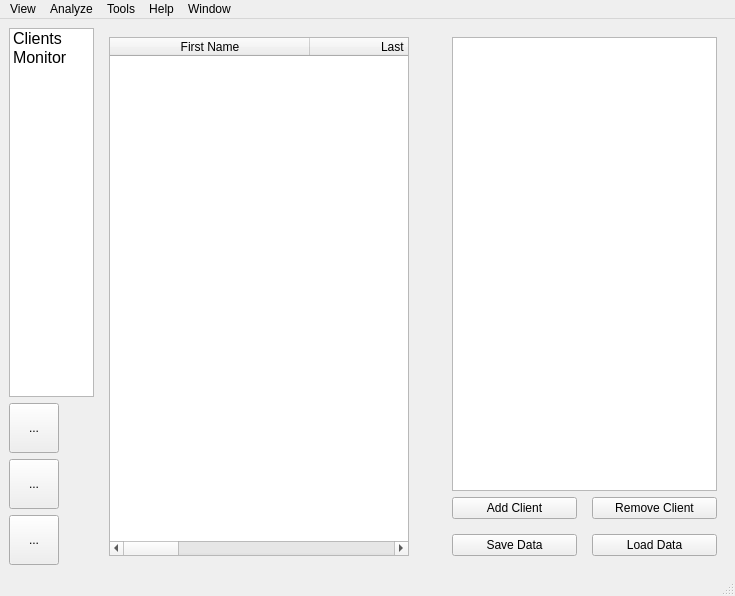
Above: rfid_security/mainwindow.ui from catan2001/SecureDoor-RFID before the change. Below: the same form after it.
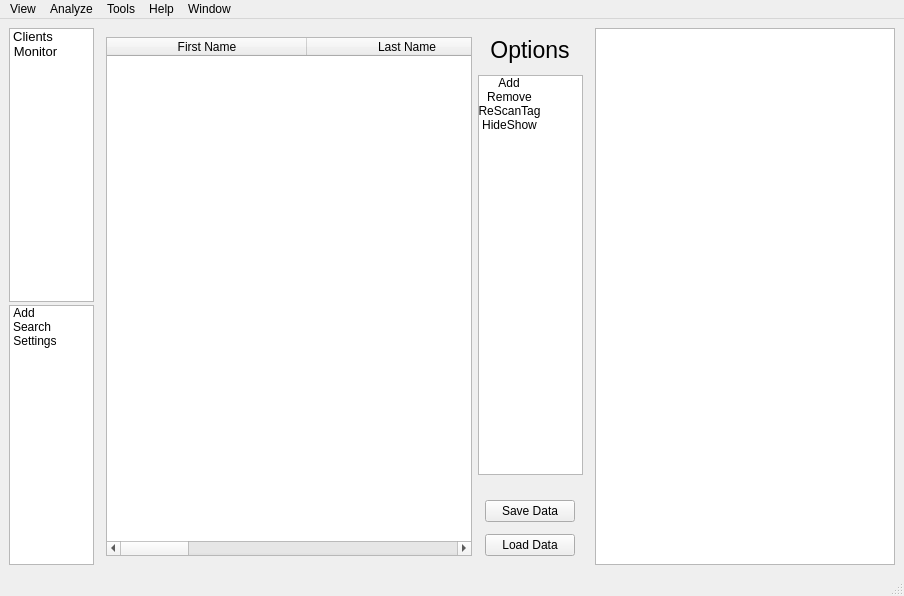
That is the form after the change. Icons and pictures are not drawn.

Commit message: Changed UI, Added new sidebar and functionalities

Patch:
```diff
--- a/rfid_security/mainwindow.ui
+++ b/rfid_security/mainwindow.ui
@@ -6,7 +6,7 @@
    <rect>
     <x>0</x>
     <y>0</y>
-    <width>735</width>
+    <width>904</width>
     <height>596</height>
    </rect>
   </property>
@@ -15,6 +15,18 @@
   </property>
   <widget class="QWidget" name="centralwidget">
    <layout class="QHBoxLayout" name="horizontalLayout_2">
+    <property name="spacing">
+     <number>3</number>
+    </property>
+    <property name="leftMargin">
+     <number>9</number>
+    </property>
+    <property name="rightMargin">
+     <number>9</number>
+    </property>
+    <property name="bottomMargin">
+     <number>9</number>
+    </property>
     <item>
      <layout class="QVBoxLayout" name="verticalLayout_12" stretch="1,0">
       <item>
@@ -31,37 +43,85 @@
         <property name="minimumSize">
          <size>
           <width>85</width>
-          <height>350</height>
+          <height>250</height>
          </size>
         </property>
         <property name="maximumSize">
          <size>
-          <width>70</width>
+          <width>85</width>
           <height>16777215</height>
          </size>
         </property>
         <property name="font">
          <font>
-          <pointsize>12</pointsize>
+          <pointsize>10</pointsize>
          </font>
         </property>
+        <property name="lineWidth">
+         <number>1</number>
+        </property>
         <property name="sizeAdjustPolicy">
          <enum>QAbstractScrollArea::AdjustToContents</enum>
         </property>
+        <property name="editTriggers">
+         <set>QAbstractItemView::NoEditTriggers</set>
+        </property>
+        <property name="tabKeyNavigation">
+         <bool>true</bool>
+        </property>
         <property name="dragEnabled">
-         <bool>true</bool>
+         <bool>false</bool>
+        </property>
+        <property name="dragDropMode">
+         <enum>QAbstractItemView::NoDragDrop</enum>
+        </property>
+        <property name="defaultDropAction">
+         <enum>Qt::IgnoreAction</enum>
+        </property>
+        <property name="alternatingRowColors">
+         <bool>false</bool>
+        </property>
+        <property name="selectionMode">
+         <enum>QAbstractItemView::SingleSelection</enum>
         </property>
         <property name="iconSize">
          <size>
-          <width>10</width>
-          <height>10</height>
+          <width>50</width>
+          <height>50</height>
          </size>
         </property>
+        <property name="textElideMode">
+         <enum>Qt::ElideMiddle</enum>
+        </property>
+        <property name="movement">
+         <enum>QListView::Static</enum>
+        </property>
+        <property name="isWrapping" stdset="0">
+         <bool>true</bool>
+        </property>
         <property name="resizeMode">
-         <enum>QListView::Adjust</enum>
+         <enum>QListView::Fixed</enum>
         </property>
         <property name="spacing">
-         <number>5</number>
+         <number>14</number>
+        </property>
+        <property name="viewMode">
+         <enum>QListView::IconMode</enum>
+        </property>
+        <property name="uniformItemSizes">
+         <bool>false</bool>
+        </property>
+        <property name="batchSize">
+         <number>100</number>
+        </property>
+        <property name="wordWrap">
+         <bool>true</bool>
+        </property>
+        <property name="selectionRectVisible">
+         <bool>false</bool>
+        </property>
+        <property name="currentRow">
+         <number>-1</number>
         </property>
         <property name="sortingEnabled">
          <bool>true</bool>
@@ -81,72 +141,78 @@
       <item>
        <layout class="QVBoxLayout" name="verticalLayout_11">
         <item>
-         <widget class="QToolButton" name="toolButton">
+         <widget class="QListWidget" name="listWidgetSideBar2">
           <property name="minimumSize">
            <size>
-            <width>50</width>
-            <height>50</height>
+            <width>85</width>
+            <height>260</height>
            </size>
           </property>
           <property name="maximumSize">
            <size>
-            <width>50</width>
-            <height>50</height>
+            <width>85</width>
+            <height>400</height>
            </size>
           </property>
-          <property name="text">
-           <string>...</string>
+          <property name="font">
+           <font>
+            <pointsize>9</pointsize>
+           </font>
           </property>
-          <property name="icon">
-           <iconset theme="list-add">
-            <normaloff>.</normaloff>.</iconset>
+          <property name="autoScrollMargin">
+           <number>16</number>
           </property>
-         </widget>
-        </item>
-        <item>
-         <widget class="QToolButton" name="toolButton_2">
-          <property name="minimumSize">
-           <size>
-            <width>50</width>
-            <height>50</height>
-           </size>
+          <property name="editTriggers">
+           <set>QAbstractItemView::NoEditTriggers</set>
           </property>
-          <property name="maximumSize">
-           <size>
-            <width>50</width>
-            <height>50</height>
-           </size>
+          <property name="dragDropMode">
+           <enum>QAbstractItemView::NoDragDrop</enum>
           </property>
-          <property name="text">
-           <string>...</string>
+          <property name="defaultDropAction">
+           <enum>Qt::IgnoreAction</enum>
           </property>
-          <property name="icon">
-           <iconset theme="edit-find">
-            <normaloff>.</normaloff>.</iconset>
+          <property name="selectionMode">
+           <enum>QAbstractItemView::NoSelection</enum>
           </property>
-         </widget>
-        </item>
-        <item>
-         <widget class="QToolButton" name="toolButton_3">
-          <property name="minimumSize">
+          <property name="iconSize">
            <size>
-            <width>50</width>
-            <height>50</height>
+            <width>45</width>
+            <height>45</height>
            </size>
           </property>
-          <property name="maximumSize">
-           <size>
-            <width>50</width>
-            <height>50</height>
-           </size>
+          <property name="textElideMode">
+           <enum>Qt::ElideLeft</enum>
           </property>
-          <property name="text">
-           <string>...</string>
+          <property name="movement">
+           <enum>QListView::Static</enum>
           </property>
-          <property name="icon">
-           <iconset theme="applications-system">
-            <normaloff>.</normaloff>.</iconset>
+          <property name="spacing">
+           <number>16</number>
           </property>
+          <property name="viewMode">
+           <enum>QListView::IconMode</enum>
+          </property>
+          <property name="modelColumn">
+           <number>0</number>
+          </property>
+          <property name="wordWrap">
+           <bool>true</bool>
+          </property>
+          <item>
+           <property name="text">
+            <string>Add</string>
+           </property>
+          </item>
+          <item>
+           <property name="text">
+            <string>Search</string>
+           </property>
+          </item>
+          <item>
+           <property name="text">
+            <string>Settings</string>
+           </property>
+          </item>
          </widget>
         </item>
        </layout>
@@ -177,7 +243,7 @@
          <verstretch>0</verstretch>
         </sizepolicy>
        </property>
-       <layout class="QHBoxLayout" name="horizontalLayout_15" stretch="1,0,0">
+       <layout class="QHBoxLayout" name="horizontalLayout">
         <item>
          <widget class="QTableWidget" name="tableWidget">
           <property name="minimumSize">
@@ -214,7 +280,7 @@
            <bool>false</bool>
           </property>
           <property name="alternatingRowColors">
-           <bool>true</bool>
+           <bool>false</bool>
           </property>
           <property name="gridStyle">
            <enum>Qt::SolidLine</enum>
@@ -222,6 +288,9 @@
           <property name="sortingEnabled">
            <bool>true</bool>
           </property>
+          <property name="cornerButtonEnabled">
+           <bool>true</bool>
+          </property>
           <property name="rowCount">
            <number>0</number>
           </property>
@@ -237,6 +306,9 @@
           <attribute name="horizontalHeaderStretchLastSection">
            <bool>true</bool>
           </attribute>
+          <attribute name="verticalHeaderVisible">
+           <bool>false</bool>
+          </attribute>
           <attribute name="verticalHeaderShowSortIndicator" stdset="0">
            <bool>true</bool>
           </attribute>
@@ -268,120 +340,179 @@
          </widget>
         </item>
         <item>
-         <spacer name="horizontalSpacer">
-          <property name="orientation">
-           <enum>Qt::Horizontal</enum>
+         <layout class="QVBoxLayout" name="verticalLayout" stretch="0,0,0,0,0">
+          <property name="spacing">
+           <number>12</number>
           </property>
-          <property name="sizeHint" stdset="0">
-           <size>
-            <width>40</width>
-            <height>20</height>
-           </size>
-          </property>
-         </spacer>
-        </item>
-        <item>
-         <layout class="QVBoxLayout" name="verticalLayout_10">
-          <item>
-           <widget class="QListWidget" name="listWidget_2">
+          <item alignment="Qt::AlignHCenter">
+           <widget class="QLabel" name="labelSettings">
             <property name="minimumSize">
              <size>
-              <width>200</width>
+              <width>80</width>
               <height>0</height>
              </size>
             </property>
             <property name="maximumSize">
              <size>
-              <width>300</width>
+              <width>80</width>
               <height>16777215</height>
              </size>
             </property>
+            <property name="font">
+             <font>
+              <pointsize>17</pointsize>
+             </font>
+            </property>
+            <property name="text">
+             <string>Options</string>
+            </property>
+            <property name="alignment">
+             <set>Qt::AlignCenter</set>
+            </property>
            </widget>
           </item>
           <item>
-           <layout class="QVBoxLayout" name="verticalLayout_9">
+           <widget class="QListWidget" name="listWidgetOptions1">
+            <property name="minimumSize">
+             <size>
+              <width>105</width>
+              <height>400</height>
+             </size>
+            </property>
+            <property name="maximumSize">
+             <size>
+              <width>105</width>
+              <height>400</height>
+             </size>
+            </property>
+            <property name="font">
+             <font>
+              <pointsize>9</pointsize>
+             </font>
+            </property>
+            <property name="editTriggers">
+             <set>QAbstractItemView::SelectedClicked</set>
+            </property>
+            <property name="dragDropMode">
+             <enum>QAbstractItemView::NoDragDrop</enum>
+            </property>
+            <property name="defaultDropAction">
+             <enum>Qt::IgnoreAction</enum>
+            </property>
+            <property name="selectionMode">
+             <enum>QAbstractItemView::NoSelection</enum>
+            </property>
+            <property name="iconSize">
+             <size>
+              <width>50</width>
+              <height>50</height>
+             </size>
+            </property>
+            <property name="textElideMode">
+             <enum>Qt::ElideNone</enum>
+            </property>
+            <property name="movement">
+             <enum>QListView::Static</enum>
+            </property>
+            <property name="resizeMode">
+             <enum>QListView::Adjust</enum>
+            </property>
+            <property name="layoutMode">
+             <enum>QListView::SinglePass</enum>
+            </property>
             <property name="spacing">
-             <number>15</number>
+             <number>20</number>
             </property>
+            <property name="viewMode">
+             <enum>QListView::IconMode</enum>
+            </property>
+            <property name="uniformItemSizes">
+             <bool>true</bool>
+            </property>
+            <property name="batchSize">
+             <number>150</number>
+            </property>
+            <property name="wordWrap">
+             <bool>true</bool>
+            </property>
+            <property name="selectionRectVisible">
+             <bool>true</bool>
+            </property>
+            <property name="itemAlignment">
+             <set>Qt::AlignLeading</set>
+            </property>
             <item>
-             <layout class="QHBoxLayout" name="horizontalLayout_14">
-              <item>
-               <widget class="QPushButton" name="pushButton_4">
-                <property name="minimumSize">
-                 <size>
-                  <width>125</width>
-                  <height>0</height>
-                 </size>
-                </property>
-                <property name="maximumSize">
-                 <size>
-                  <width>150</width>
-                  <height>16777215</height>
-                 </size>
-                </property>
-                <property name="text">
-                 <string>Add Client</string>
-                </property>
-               </widget>
-              </item>
-              <item>
-               <widget class="QPushButton" name="pushButton_3">
-                <property name="minimumSize">
-                 <size>
-                  <width>125</width>
-                  <height>0</height>
-                 </size>
-                </property>
-                <property name="maximumSize">
-                 <size>
-                  <width>150</width>
-                  <height>16777215</height>
-                 </size>
-                </property>
-                <property name="text">
-                 <string>Remove Client</string>
-                </property>
-               </widget>
-              </item>
-             </layout>
+             <property name="text">
+              <string>Add</string>
+             </property>
             </item>
             <item>
-             <layout class="QHBoxLayout" name="horizontalLayout_13">
-              <item>
-               <widget class="QPushButton" name="pushButton_5">
-                <property name="minimumSize">
-                 <size>
-                  <width>125</width>
-                  <height>0</height>
-                 </size>
-                </property>
-                <property name="maximumSize">
-                 <size>
-                  <width>150</width>
-                  <height>16777215</height>
-                 </size>
-                </property>
-                <property name="text">
-                 <string>Save Data</string>
-                </property>
-               </widget>
-              </item>
-              <item>
-               <widget class="QPushButton" name="pushButton_7">
-                <property name="minimumSize">
-                 <size>
-                  <width>125</width>
-                  <height>0</height>
-                 </size>
-                </property>
-                <property name="text">
-                 <string>Load Data</string>
-                </property>
-               </widget>
-              </item>
-             </layout>
+             <property name="text">
+              <string>Remove</string>
+             </property>
             </item>
-           </layout>
+            <item>
+             <property name="text">
+              <string>ReScanTag</string>
+             </property>
+            </item>
+            <item>
+             <property name="text">
+              <string>HideShow</string>
+             </property>
+            </item>
+           </widget>
+          </item>
+          <item>
+           <spacer name="verticalSpacer">
+            <property name="orientation">
+             <enum>Qt::Vertical</enum>
+            </property>
+            <property name="sizeHint" stdset="0">
+             <size>
+              <width>20</width>
+              <height>40</height>
+             </size>
+            </property>
+           </spacer>
+          </item>
+          <item alignment="Qt::AlignHCenter">
+           <widget class="QPushButton" name="pushButtonSaveData">
+            <property name="minimumSize">
+             <size>
+              <width>90</width>
+              <height>0</height>
+             </size>
+            </property>
+            <property name="maximumSize">
+             <size>
+              <width>90</width>
+              <height>16777215</height>
+             </size>
+            </property>
+            <property name="text">
+             <string>Save Data</string>
+            </property>
+           </widget>
+          </item>
+          <item alignment="Qt::AlignHCenter">
+           <widget class="QPushButton" name="pushButtonLoad">
+            <property name="minimumSize">
+             <size>
+              <width>90</width>
+              <height>0</height>
+             </size>
+            </property>
+            <property name="maximumSize">
+             <size>
+              <width>90</width>
+              <height>16777215</height>
+             </size>
+            </property>
+            <property name="text">
+             <string>Load Data</string>
+            </property>
+           </widget>
           </item>
          </layout>
         </item>
@@ -519,23 +650,28 @@
          </layout>
         </item>
         <item>
-         <layout class="QVBoxLayout" name="verticalLayout_8">
-          <item>
-           <widget class="QLabel" name="label_17">
-            <property name="text">
-             <string>Entry Log</string>
-            </property>
-           </widget>
-          </item>
-          <item>
-           <widget class="QListWidget" name="listWidget_3"/>
-          </item>
-         </layout>
+         <layout class="QVBoxLayout" name="verticalLayout_8"/>
         </item>
        </layout>
       </widget>
      </widget>
     </item>
+    <item>
+     <widget class="QListWidget" name="listWidgetHistory">
+      <property name="minimumSize">
+       <size>
+        <width>150</width>
+        <height>0</height>
+       </size>
+      </property>
+      <property name="maximumSize">
+       <size>
+        <width>300</width>
+        <height>16777215</height>
+       </size>
+      </property>
+     </widget>
+    </item>
    </layout>
   </widget>
   <widget class="QMenuBar" name="menubar">
@@ -543,7 +679,7 @@
     <rect>
      <x>0</x>
      <y>0</y>
-     <width>735</width>
+     <width>904</width>
      <height>23</height>
     </rect>
    </property>
```
The commit also changes 4 other files.
